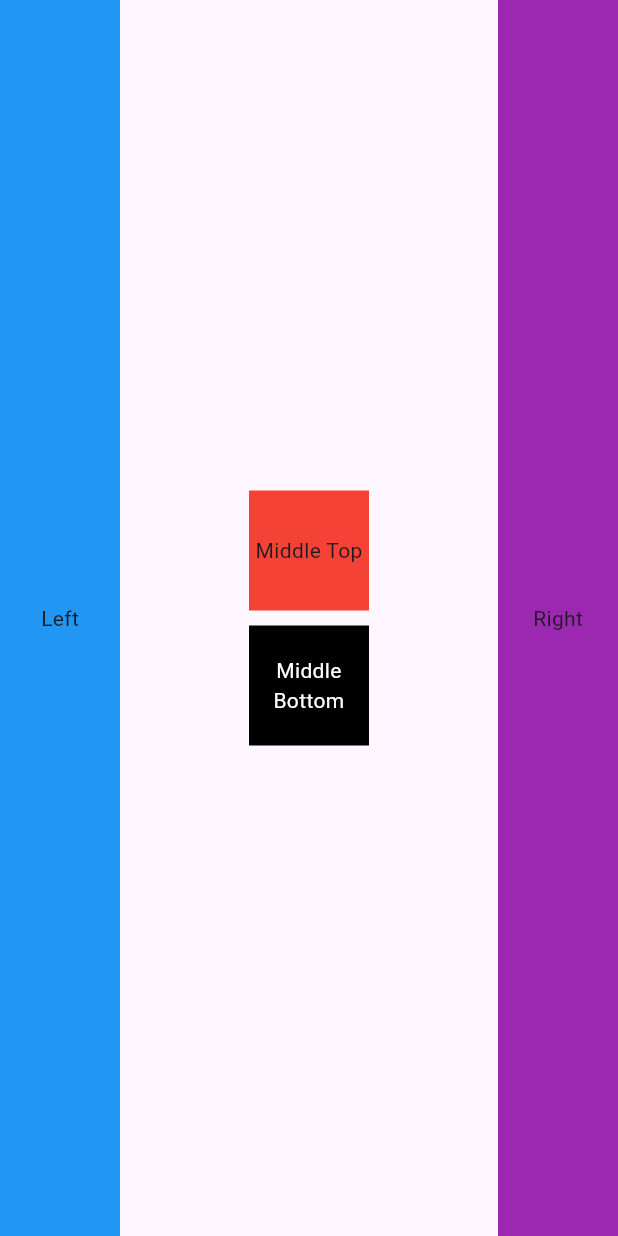
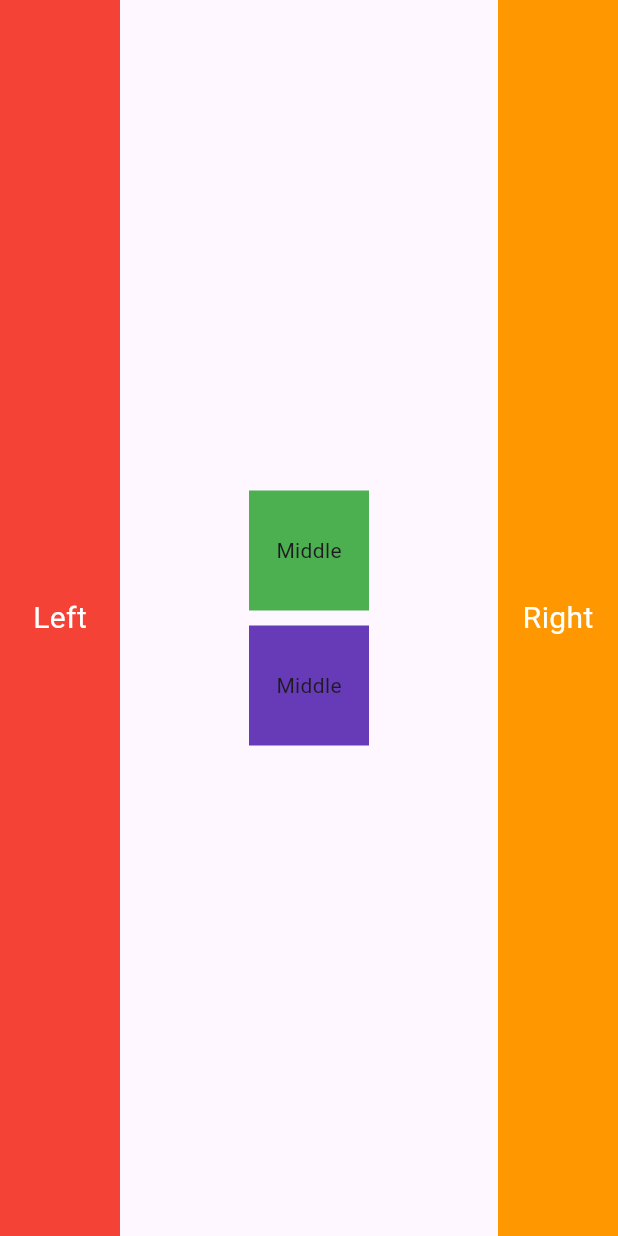
Before and after one commit to Ibtasam-98/flutter-basic-layout, a Flutter app: the SimpleRowColumnLayoutScreen screen opened directly, on a phone screen of 412 x 824 dp. Run offline on Flutter 3.47's test engine with Material 3 defaults, Android fonts, the phone set to English and light mode, and no system bars.

Commit message:
initial commit

```diff
--- a/lib/simple_row_column_layout_screen.dart
+++ b/lib/simple_row_column_layout_screen.dart
@@ -14,12 +14,15 @@ class SimpleRowColumnLayoutScreen extends StatelessWidget {
             mainAxisAlignment: MainAxisAlignment.spaceBetween,
             children: [
               Container(
+                width: 80.0,
                 height: screenHeight,
-                width: 80.0,
-                color: Colors.blue,
+                color: Colors.red,
                 child: Center(
-                  child: Text(
-                    "Left",
+                  child: Text("Left",
+                    style: TextStyle(
+                      color:Colors.white,
+                      fontSize: 20.0
+                    ),
                   ),
                 ),
               ),
@@ -28,10 +31,10 @@ class SimpleRowColumnLayoutScreen extends StatelessWidget {
                   Container(
                     height: 80.0,
                     width: 80.0,
-                    color: Colors.red,
+                    color: Colors.green,
                     child: Center(
                       child: Text(
-                        "Middle Top",
+                        "Middle",
                       ),
                     ),
                   ),
@@ -39,26 +42,25 @@ class SimpleRowColumnLayoutScreen extends StatelessWidget {
                   Container(
                     height: 80.0,
                     width: 80.0,
-                    color: Colors.black,
+                    color: Colors.deepPurple,
                     child: Center(
                       child: Text(
-                        "Middle Bottom",
-                        style: TextStyle(
-                          color: Colors.white,
-                        ),
-                        textAlign: TextAlign.center,
+                        "Middle",
                       ),
                     ),
-                  ),
+                  )
                 ],
               ),
               Container(
+                width: 80.0,
                 height: screenHeight,
-                width: 80.0,
-                color: Colors.purple,
+                color: Colors.orange,
                 child: Center(
-                  child: Text(
-                    "Right",
+                  child: Text("Right",
+                    style: TextStyle(
+                        color:Colors.white,
+                        fontSize: 20.0
+                    ),
                   ),
                 ),
               )
```
Also changed, not shown: lib/main.dart (+3 -5 lines), lib/simple_stack_expanded_layout_screen.dart (deleted, +0 -153 lines), 1 other file.
